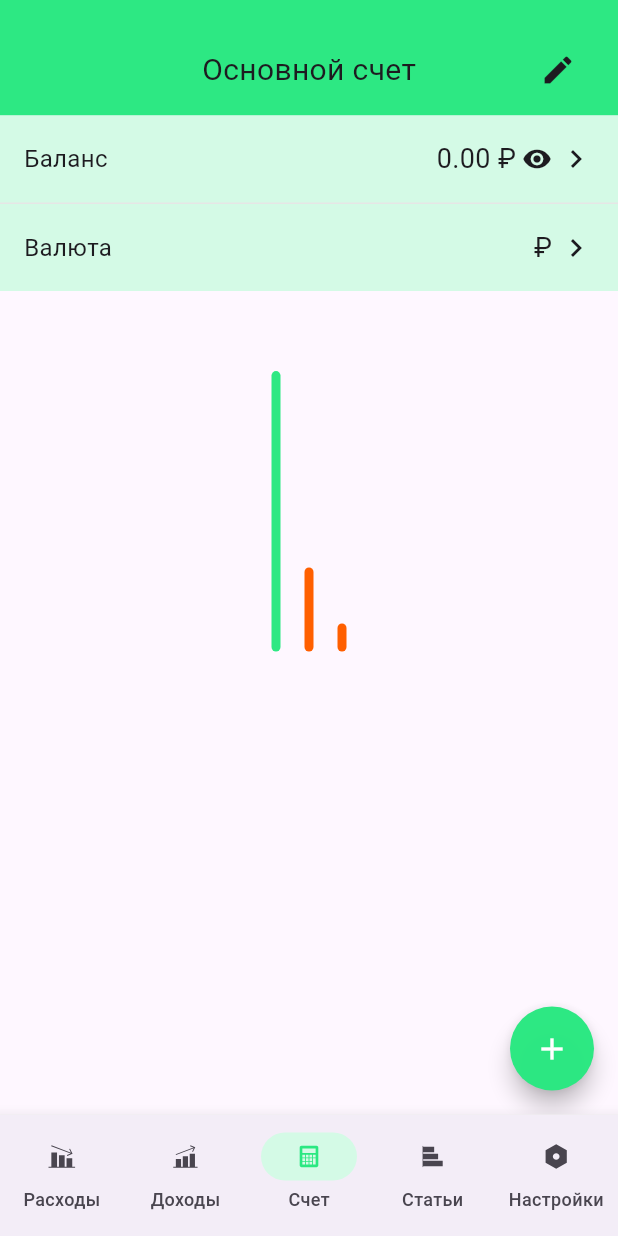
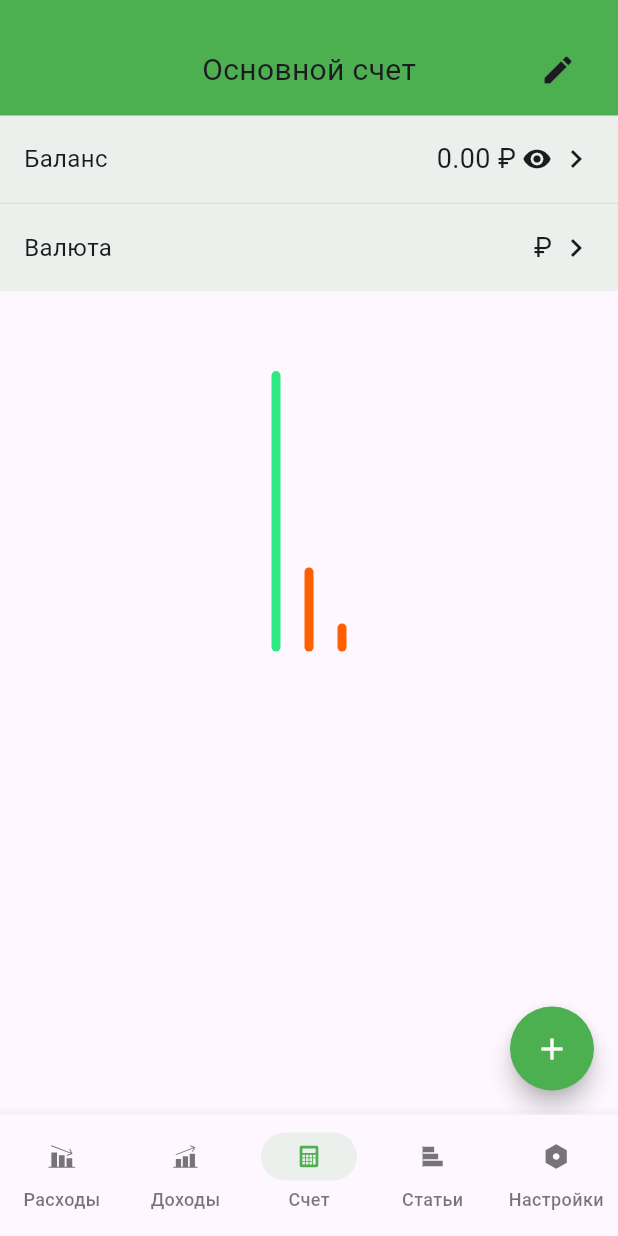
Before and after one commit to MeZeksan/finance_app_yandex_smr_2025, a Flutter app: the screen it shows after launch, on a phone screen of 412 x 824 dp. Run offline on Flutter 3.47's test engine with Material 3 defaults, Android fonts, the phone set to English and light mode, and no system bars; drawn by our look-alikes of fl_chart; our stand-ins replace auto_route, connectivity_plus, dio, equatable, flutter_bloc, flutter_colorpicker and 6 more; generated files the repository leaves out were written again; network calls fail.

Commit message:
Передаю цвета на экран счета и экран настроек. Так же меняется цвет MainWrapper

```diff
--- a/lib/core/routes/main_wrapper_page.dart
+++ b/lib/core/routes/main_wrapper_page.dart
@@ -1,14 +1,32 @@
 import 'package:auto_route/auto_route.dart';
+import 'package:finance_app_yandex_smr_2025/core/di/service_locator.dart';
 import 'package:finance_app_yandex_smr_2025/core/routes/app_router.dart';
+import 'package:finance_app_yandex_smr_2025/core/services/theme_service.dart';
 import 'package:flutter/material.dart';
 import 'package:flutter_svg/svg.dart';
 
 @RoutePage()
-class MainWrapperPage extends StatelessWidget {
+class MainWrapperPage extends StatefulWidget {
   const MainWrapperPage({super.key});
 
   @override
+  State<MainWrapperPage> createState() => _MainWrapperPageState();
+}
+
+class _MainWrapperPageState extends State<MainWrapperPage> {
+  late ThemeService _themeService;
+
+  @override
+  void initState() {
+    super.initState();
+    _themeService = ServiceLocator.themeService;
+  }
+
+  @override
   Widget build(BuildContext context) {
+    return ListenableBuilder(
+      listenable: _themeService,
+      builder: (context, child) {
                 return AutoTabsScaffold(
           routes: [
             ExpensesRoute(),
@@ -19,14 +37,14 @@ class MainWrapperPage extends StatelessWidget {
           ],
           bottomNavigationBuilder: (_, tabsRouter) {
             return BottomNavigationBar(
-          backgroundColor: Color(0xffF3EDF7),
+              backgroundColor: _themeService.backgroundColor,
               currentIndex: tabsRouter.activeIndex,
               onTap: tabsRouter.setActiveIndex,
               type: BottomNavigationBarType.fixed,
               selectedLabelStyle: const TextStyle().copyWith(fontSize: 0),
               unselectedLabelStyle: const TextStyle().copyWith(fontSize: 0),
-          selectedItemColor: const Color(0xFF4CAF50),
-          unselectedItemColor: const Color(0xff49454F),
+              selectedItemColor: _themeService.headerColor,
+              unselectedItemColor: _themeService.textColor.withOpacity(0.6),
               items: [
                 _buildNavItem(
                   context,
@@ -62,6 +80,8 @@ class MainWrapperPage extends StatelessWidget {
             );
           },
                 );
+      },
+    );
   }
 
   BottomNavigationBarItem _buildNavItem(
@@ -76,13 +96,13 @@ class MainWrapperPage extends StatelessWidget {
         width: 64,
         height: 32,
         decoration: BoxDecoration(
-          color: isSelected ? const Color(0xffD4FAE6) : Colors.transparent,
+          color: isSelected ? _themeService.containerColor : Colors.transparent,
           borderRadius: BorderRadius.circular(16),
         ),
         child: Center(
           child: SvgPicture.asset(
             assetPath,
-            color: isSelected ? Color(0xff2AE881) : const Color(0xff49454F),
+            color: isSelected ? _themeService.headerColor : _themeService.textColor.withOpacity(0.6),
             width: 24,
             height: 24,
           ),
@@ -97,7 +117,7 @@ class MainWrapperPage extends StatelessWidget {
         style: TextStyle(
             fontSize: 12,
             fontWeight: FontWeight.w500,
-            color: Color(0xff49454F)),
+            color: _themeService.textColor.withOpacity(0.6)),
       ),
     );
 
--- a/lib/core/services/theme_service.dart
+++ b/lib/core/services/theme_service.dart
@@ -45,6 +45,12 @@ class ThemeService extends ChangeNotifier {
         brightness: Brightness.light,
       ),
       useMaterial3: true,
+      scaffoldBackgroundColor: const Color(0xFFFEF7FF),
+      appBarTheme: AppBarTheme(
+        backgroundColor: _primaryColor,
+        foregroundColor: Colors.white,
+        elevation: 0,
+      ),
     );
   }
 
@@ -55,6 +61,26 @@ class ThemeService extends ChangeNotifier {
         brightness: Brightness.dark,
       ),
       useMaterial3: true,
+      scaffoldBackgroundColor: const Color(0xFF121212),
+      appBarTheme: AppBarTheme(
+        backgroundColor: _primaryColor,
+        foregroundColor: Colors.white,
+        elevation: 0,
+      ),
     );
   }
+
+  // Методы для получения цветов приложения
+  Color get headerColor => _primaryColor;
+  Color get containerColor => _primaryColor.withOpacity(0.1);
+  Color get textColor => _useSystemTheme
+    ? (WidgetsBinding.instance.platformDispatcher.platformBrightness == Brightness.dark
+      ? Colors.white
+      : const Color(0xFF1D1B20))
+    : const Color(0xFF1D1B20);
+  Color get backgroundColor => _useSystemTheme
+    ? (WidgetsBinding.instance.platformDispatcher.platformBrightness == Brightness.dark
+      ? const Color(0xFF121212)
+      : const Color(0xFFFEF7FF))
+    : const Color(0xFFFEF7FF);
 }
--- a/lib/features/account/presentation/view/account_screen.dart
+++ b/lib/features/account/presentation/view/account_screen.dart
@@ -4,6 +4,7 @@ import 'dart:math';
 import 'package:auto_route/annotations.dart';
 import 'package:finance_app_yandex_smr_2025/features/account/data/models/account_update_request/account_update_request.dart';
 import 'package:finance_app_yandex_smr_2025/core/di/service_locator.dart';
+import 'package:finance_app_yandex_smr_2025/core/services/theme_service.dart';
 import 'package:finance_app_yandex_smr_2025/features/account/presentation/bloc/account_bloc.dart';
 import 'package:finance_app_yandex_smr_2025/features/account/presentation/bloc/account_event.dart';
 import 'package:finance_app_yandex_smr_2025/features/account/presentation/bloc/account_state.dart';
@@ -45,10 +46,13 @@ class _AccountViewState extends State<AccountView> with SingleTickerProviderStat
   StreamSubscription<AccelerometerEvent>? _accelerometerSubscription;
   DateTime? _lastShakeTime;
   List<BalanceData> _balanceData = [];
+  late ThemeService _themeService;
 
   @override
   void initState() {
     super.initState();
+
+    _themeService = ServiceLocator.themeService;
 
     // Инициализация анимации
     _animationController = AnimationController(
@@ -206,9 +210,12 @@ class _AccountViewState extends State<AccountView> with SingleTickerProviderStat
     final double statusBarHeight = MediaQuery.of(context).padding.top;
     final double topPadding = statusBarHeight + 16.0;
 
-    return Scaffold(
-      backgroundColor: const Color(0xFFFEF7FF),
-      body: BlocBuilder<AccountBloc, AccountState>(
+    return ListenableBuilder(
+      listenable: _themeService,
+      builder: (context, child) {
+        return Scaffold(
+          backgroundColor: _themeService.backgroundColor,
+          body: BlocBuilder<AccountBloc, AccountState>(
         builder: (context, state) {
           if (state.isLoading) {
             return const Center(
@@ -267,8 +274,8 @@ class _AccountViewState extends State<AccountView> with SingleTickerProviderStat
               Container(
                 width: double.infinity,
                 padding: const EdgeInsets.all(16),
-                decoration: const BoxDecoration(
-                  color: Color(0xFFb2AE881),
+                decoration: BoxDecoration(
+                  color: _themeService.headerColor,
                 ),
                 child: Padding(
                   padding: EdgeInsets.only(top: topPadding),
@@ -277,10 +284,10 @@ class _AccountViewState extends State<AccountView> with SingleTickerProviderStat
                     children: [
                       Text(
                         account.name,
-                        style: const TextStyle(
+                        style: TextStyle(
                           fontSize: 20,
                           fontWeight: FontWeight.w400,
-                          color: Color(0xFF1D1B20),
+                          color: _themeService.textColor,
                         ),
                       ),
                       Positioned(
@@ -289,9 +296,9 @@ class _AccountViewState extends State<AccountView> with SingleTickerProviderStat
                           onPressed: () {
                             _showEditDialog(context, state);
                           },
-                          icon: const Icon(
+                          icon: Icon(
                             Icons.edit,
-                            color: Color(0xFF1D1B20),
+                            color: _themeService.textColor,
                           ),
                         ),
                       ),
@@ -307,8 +314,8 @@ class _AccountViewState extends State<AccountView> with SingleTickerProviderStat
                     // Balance Container
                     Container(
                       width: double.infinity,
-                      decoration: const BoxDecoration(
-                        color: Color(0xFFD4FAE6),
+                      decoration: BoxDecoration(
+                        color: _themeService.containerColor,
                       ),
                       child: Column(
                         children: [
@@ -318,10 +325,10 @@ class _AccountViewState extends State<AccountView> with SingleTickerProviderStat
                             padding: const EdgeInsets.all(16),
                             child: Row(
                               children: [
-                                const Text(
+                                Text(
                                   'Баланс',
                                   style: TextStyle(
-                                    color: Color(0xFF1D1B20),
+                                    color: _themeService.textColor,
                                     fontSize: 16,
                                   ),
                                 ),
@@ -336,8 +343,8 @@ class _AccountViewState extends State<AccountView> with SingleTickerProviderStat
                                           return _isBalanceVisible
                                             ? Text(
                                                 '$formattedBalance ${_getCurrencySymbol(account.currency)}',
-                                                style: const TextStyle(
-                                                  color: Color(0xFF1D1B20),
+                                                style: TextStyle(
+                                                  color: _themeService.textColor,
                                                   fontSize: 18,
                                                 ),
                                               )
@@ -350,25 +357,25 @@ class _AccountViewState extends State<AccountView> with SingleTickerProviderStat
                                       const SizedBox(width: 4),
                                       Icon(
                                         _isBalanceVisible ? Icons.visibility : Icons.visibility_off,
-                                        color: const Color(0xFF1D1B20),
+                                        color: _themeService.textColor,
                                         size: 20,
                                       ),
                                     ],
                                   ),
                                 ),
                                 const SizedBox(width: 4),
-                                const Icon(
+                                Icon(
                                   Icons.chevron_right,
-                                  color: Color(0xFF1D1B20),
+                                  color: _themeService.textColor,
                                   size: 24,
                                 ),
                               ],
                             ),
                           ),
-                          const Divider(
+                          Divider(
                             height: 1,
                             thickness: 1,
-                            color: Color(0xFFE6E6E6),
+                            color: Colors.grey.shade300,
                           ),
                           // Currency Container
                           Container(
@@ -376,25 +383,25 @@ class _AccountViewState extends State<AccountView> with SingleTickerProviderStat
                             padding: const EdgeInsets.all(16),
                             child: Row(
                               children: [
-                                const Text(
+                                Text(
                                   'Валюта',
                                   style: TextStyle(
-                                    color: Color(0xFF1D1B20),
+                                    color: _themeService.textColor,
                                     fontSize: 16,
                                   ),
                                 ),
                                 const Spacer(),
                                 Text(
                                   _getCurrencySymbol(account.currency),
-                                  style: const TextStyle(
-                                    color: Color(0xFF1D1B20),
+                                  style: TextStyle(
+                                    color: _themeService.textColor,
                                     fontSize: 18,
                                   ),
                                 ),
                                 const SizedBox(width: 4),
-                                const Icon(
+                                Icon(
                                   Icons.chevron_right,
-                                  color: Color(0xFF1D1B20),
+                                  color: _themeService.textColor,
                                   size: 24,
                                 ),
                               ],
@@ -425,12 +432,14 @@ class _AccountViewState extends State<AccountView> with SingleTickerProviderStat
         onPressed: () {
           // TODO: Implement add functionality
         },
-        backgroundColor: const Color(0xFFb2AE881),
+        backgroundColor: _themeService.headerColor,
         child: const Icon(
           Icons.add,
           color: Colors.white,
         ),
       ),
+        );
+      },
     );
   }
 
```
Also changed, not shown: lib/features/settings/presentation/view/settings_screen.dart (+26 -20 lines). Lines whose indentation alone changed are shown as unchanged.
